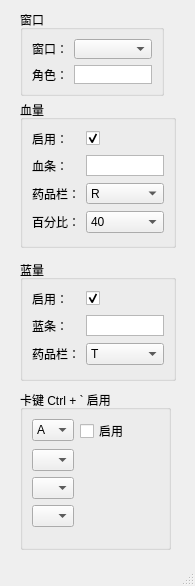
First picture: the form in sg-util.ui, repository thebe4st/sg-helper, before the edit.
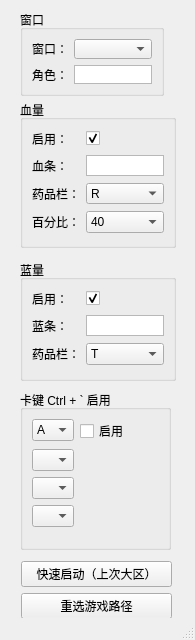
Second picture: the form after the edit.

Diff of the .ui file:
```diff
--- a/sg-util.ui
+++ b/sg-util.ui
@@ -13,7 +13,7 @@
     <x>0</x>
     <y>0</y>
     <width>195</width>
-    <height>586</height>
+    <height>640</height>
    </rect>
   </property>
   <property name="sizePolicy">
@@ -25,13 +25,13 @@
   <property name="minimumSize">
    <size>
     <width>195</width>
-    <height>586</height>
+    <height>640</height>
    </size>
   </property>
   <property name="maximumSize">
    <size>
     <width>195</width>
-    <height>586</height>
+    <height>640</height>
    </size>
   </property>
   <property name="acceptDrops">
@@ -575,6 +575,38 @@
      </item>
     </layout>
    </widget>
+   <widget class="QPushButton" name="btnQuickStart">
+    <property name="geometry">
+     <rect>
+      <x>21</x>
+      <y>561</y>
+      <width>151</width>
+      <height>26</height>
+     </rect>
+    </property>
+    <property name="text">
+     <string>快速启动（上次大区）</string>
+    </property>
+   </widget>
+   <widget class="QPushButton" name="btnReSelectExe">
+    <property name="geometry">
+     <rect>
+      <x>21</x>
+      <y>593</y>
+      <width>151</width>
+      <height>26</height>
+     </rect>
+    </property>
+    <property name="maximumSize">
+     <size>
+      <width>1000</width>
+      <height>30</height>
+     </size>
+    </property>
+    <property name="text">
+     <string>重选游戏路径</string>
+    </property>
+   </widget>
   </widget>
   <widget class="QStatusBar" name="statusbar"/>
  </widget>
```
Left out of the diff: 122 changed lines with no effect on the pictures.
